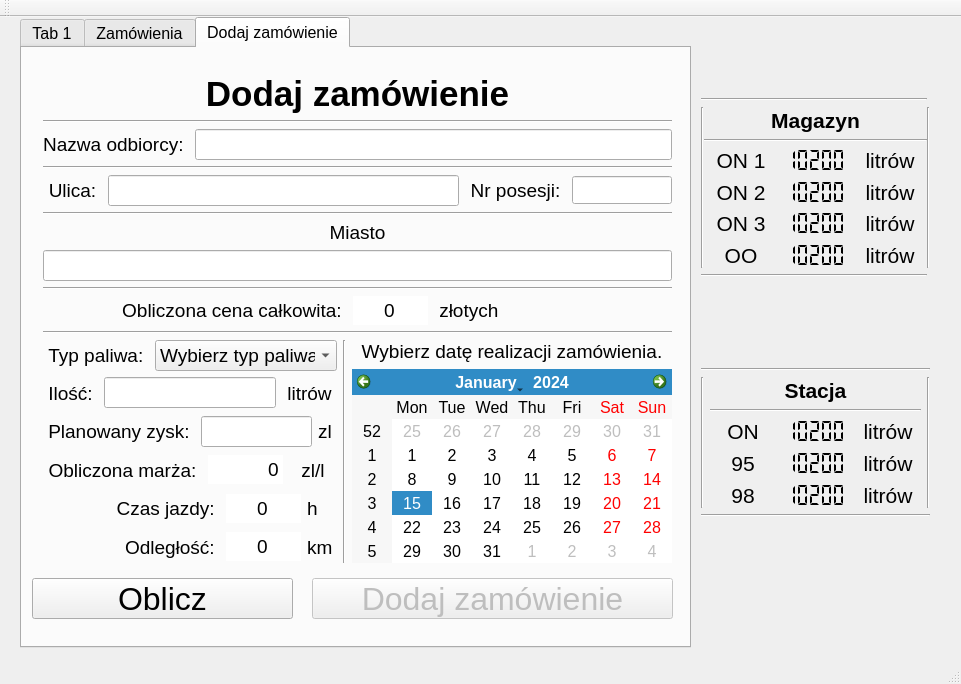
The window that mainwindow.ui (gumikola/stacja-paliwowa) describes before a commit, drawn with Qt 5.
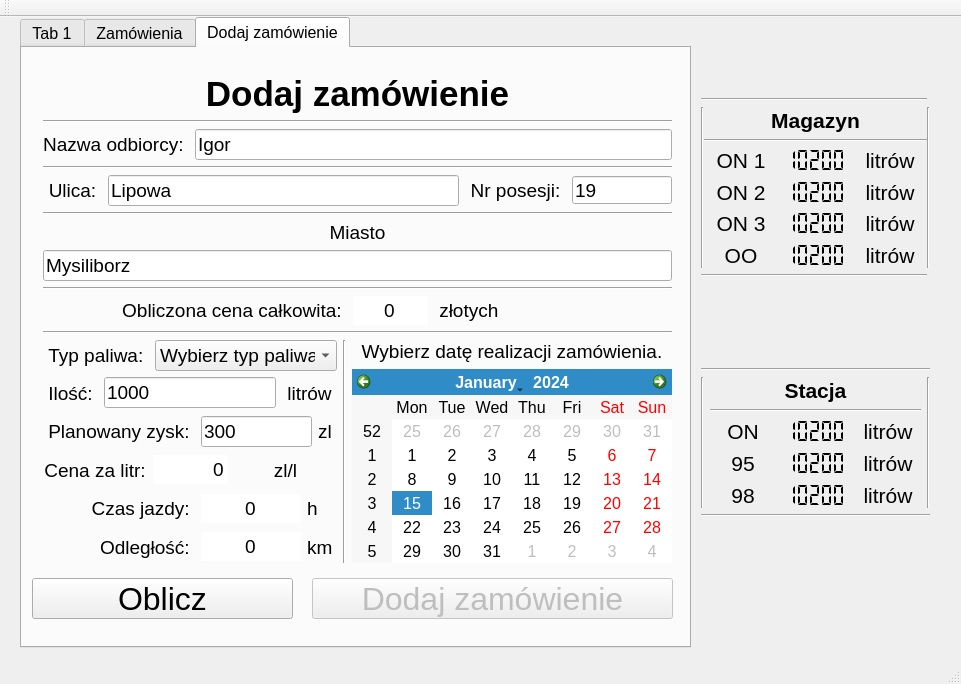
The same window after the commit.

The edit to the form file:
```diff
--- a/mainwindow.ui
+++ b/mainwindow.ui
@@ -823,7 +823,7 @@
             </font>
            </property>
            <property name="text">
-            <string/>
+            <string>Igor</string>
            </property>
            <property name="frame">
             <bool>true</bool>
@@ -864,7 +864,7 @@
             </font>
            </property>
            <property name="text">
-            <string/>
+            <string>Lipowa</string>
            </property>
            <property name="frame">
             <bool>true</bool>
@@ -906,7 +906,7 @@
             </font>
            </property>
            <property name="text">
-            <string/>
+            <string>19</string>
            </property>
            <property name="frame">
             <bool>true</bool>
@@ -945,7 +945,7 @@
           </font>
          </property>
          <property name="text">
-          <string/>
+          <string>Mysiliborz</string>
          </property>
          <property name="frame">
           <bool>true</bool>
@@ -1105,7 +1105,7 @@
                 </font>
                </property>
                <property name="text">
-                <string/>
+                <string>1000</string>
                </property>
                <property name="frame">
                 <bool>true</bool>
@@ -1154,7 +1154,7 @@
                 </font>
                </property>
                <property name="text">
-                <string/>
+                <string>300</string>
                </property>
                <property name="frame">
                 <bool>true</bool>
@@ -1197,7 +1197,7 @@
                 </font>
                </property>
                <property name="text">
-                <string> Obliczona marża: </string>
+                <string>Cena za litr:</string>
                </property>
                <property name="alignment">
                 <set>Qt::AlignCenter</set>
@@ -1269,7 +1269,7 @@
               <widget class="QLineEdit" name="addOrderTabTravelTime">
                <property name="maximumSize">
                 <size>
-                 <width>75</width>
+                 <width>100</width>
                  <height>16777215</height>
                 </size>
                </property>
@@ -1334,6 +1334,12 @@
              </item>
              <item>
               <widget class="QLineEdit" name="addOrderTabDistance">
+               <property name="minimumSize">
+                <size>
+                 <width>100</width>
+                 <height>0</height>
+                </size>
+               </property>
                <property name="maximumSize">
                 <size>
                  <width>75</width>
```
Left out of the diff: 2 changed lines with no effect on the pictures.
